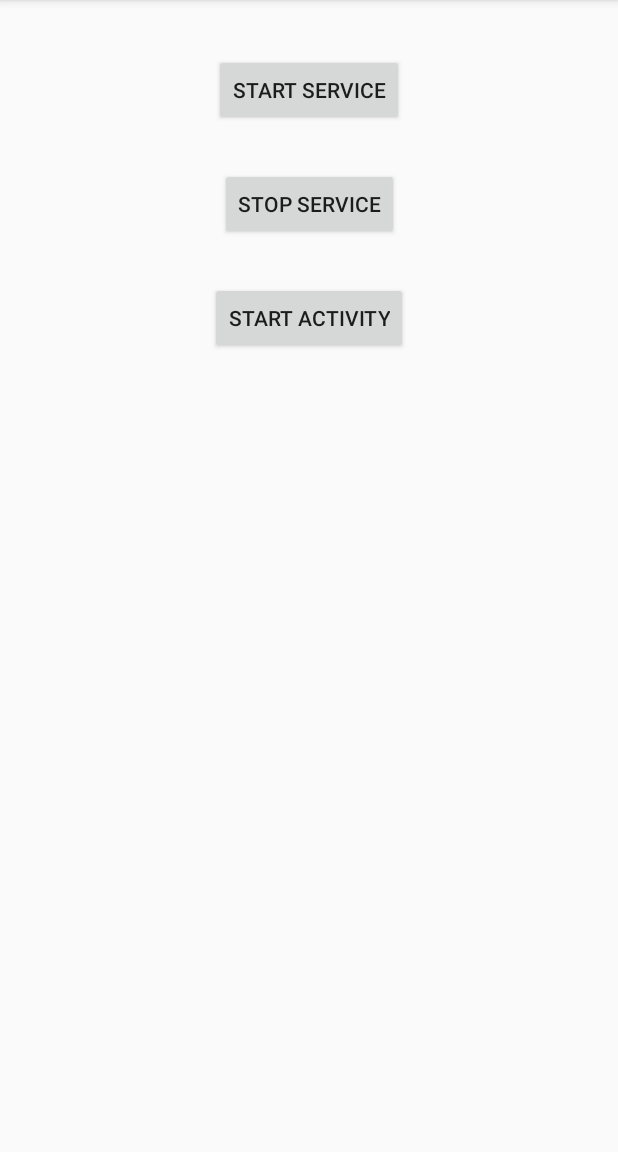
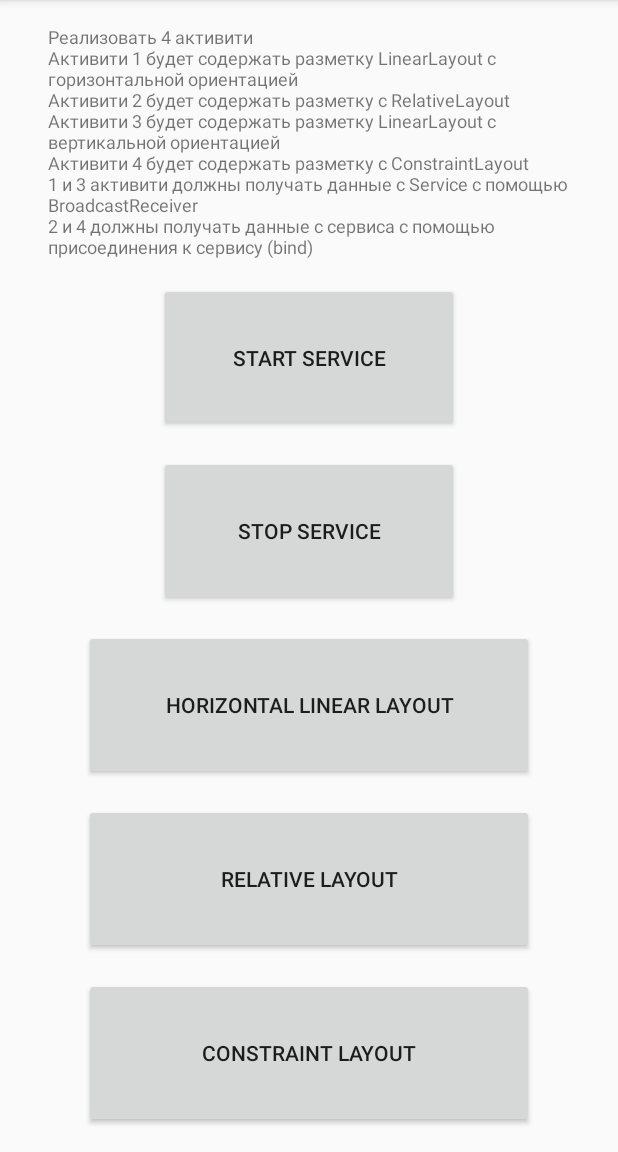
Before and after one commit to alex-sakharov/Layouts, an Android app: the screen it shows after launch (MainActivity before the commit, VerticalLinearLayoutActivity after it), on a phone screen of 412 x 824 dp, the part 84-1236 px from its top. Run offline under Robolectric (Android 15) with nearby library versions, the phone set to English and light mode, and no system bars.

Commit message:
added activities

```diff
--- a/app/build.gradle
+++ b/app/build.gradle
@@ -25,4 +25,5 @@ dependencies {
     testImplementation 'junit:junit:4.12'
     androidTestImplementation 'com.android.support.test:runner:1.0.2'
     androidTestImplementation 'com.android.support.test.espresso:espresso-core:3.0.2'
+    implementation 'org.jetbrains:annotations-java5:15.0'
 }
--- a/app/src/main/java/com/example/lexa/layouts/RandomGeneratorService.java
+++ b/app/src/main/java/com/example/lexa/layouts/RandomGeneratorService.java
@@ -7,6 +7,7 @@ import android.content.IntentFilter;
 import android.os.*;
 import android.support.v4.app.JobIntentService;
 import android.util.Log;
+import org.jetbrains.annotations.NotNull;
 
 import java.lang.ref.WeakReference;
 import java.util.Random;
@@ -16,31 +17,46 @@ import java.util.Random;
  * a service on a separate handler thread.
  */
 public class RandomGeneratorService extends JobIntentService {
-    private static final String ACTION_START = "com.example.lexa.services1.action.START";
-    private static final String ACTION_STOPPED = "com.example.lexa.services1.action.STOPPED";
-    private static final String PARAM_NAME = "com.example.lexa.services1.extra.PARAM_NAME";
+    static final String PARAM_DATA = "com.example.lexa.layouts.extra.PARAM_DATA";
+    static final int MSG_NEW_DATA = 1,
+            MSG_STOP = 2,
+            MSG_WANT_DATA = 3;
 
-//    public static final String ACTION_RECEIVE_DATA = "com.example.lexa.services1.action.RECEIVE_DATA";
-//    public static final String PARAM_RECEIVER_MESSENGER = "com.example.lexa.services1.extra.RECEIVER_MESSENGER";
+    private static final String ACTION_START = "com.example.lexa.layouts.action.START";
+    private static final String ACTION_STOPPED = "com.example.lexa.layouts.action.STOPPED";
+    private static final String ACTION_NEW_DATA = "com.example.lexa.layouts.action.NEW_DATA";
+    private static final String PARAM_NAME = "com.example.lexa.layouts.extra.PARAM_NAME";
+    private static final String TAG = "RandomGeneratorService";
+    private static final int MAX_COUNT = 100;
 
-    static final int MSG_NEW_DATA = 1,
-                     MSG_STOP = 2,
-                     MSG_WANT_DATA = 3;
+    private final Messenger mMessenger;
+    private volatile boolean mNeedStop;
+    private volatile Messenger mReceiverListener;
 
-    private static final String TAG = "RandomGeneratorService";
+    /**
+     * Starts this service to perform action START with the given parameters. If
+     * the service is already performing a task this action will be queued.
+     *
+     * @see IntentService
+     */
+    public static void start(Context context, String name) {
+        Intent intent = newIntent(context);
+        intent.setAction(ACTION_START);
+        intent.putExtra(PARAM_NAME, name);
 
-    private volatile boolean mNeedStop;
-    void setNeedStop() {
-        this.mNeedStop = true;
+        enqueueWork(context, RandomGeneratorService.class, 0, intent);
     }
 
-    private final Messenger mMessenger;
-
-    void setReceiverListener(Messenger receiverListener) {
-        this.mReceiverListener = receiverListener;
+    public static IntentFilter getStoppedServiceIntentFilter() {
+        return new IntentFilter(ACTION_STOPPED);
+    }
+    public static IntentFilter getNewDataIntentFilter() {
+        return new IntentFilter(ACTION_NEW_DATA);
     }
 
-    private volatile Messenger mReceiverListener;
+    static Intent newIntent(Context context) {
+        return new Intent(context, RandomGeneratorService.class);
+    }
 
     public RandomGeneratorService() {
         super();
@@ -60,22 +76,11 @@ public class RandomGeneratorService extends JobIntentService {
         return false;
     }
 
-    /**
-     * Starts this service to perform action START with the given parameters. If
-     * the service is already performing a task this action will be queued.
-     *
-     * @see IntentService
-     */
-    public static void start(Context context, String name) {
-        Intent intent = new Intent(context, RandomGeneratorService.class);
-        intent.setAction(ACTION_START);
-        intent.putExtra(PARAM_NAME, name);
-
-        enqueueWork(context, RandomGeneratorService.class, 0, intent);
+    void setNeedStop() {
+        this.mNeedStop = true;
     }
-
-    static Intent newIntent(Context context) {
-        return new Intent(context, RandomGeneratorService.class);
+    void setReceiverListener(Messenger receiverListener) {
+        this.mReceiverListener = receiverListener;
     }
 
     @Override
@@ -95,7 +100,6 @@ public class RandomGeneratorService extends JobIntentService {
      */
     private void handleActionStart(String name) {
         Random random = new Random();
-        final int MAX_COUNT = 10;
         int count =0;
         while (count < MAX_COUNT) {
             if  (mNeedStop) {
@@ -104,7 +108,12 @@ public class RandomGeneratorService extends JobIntentService {
                 return;
             }
 
-            int data = random.nextInt(10);
+            int data = random.nextInt();
+
+            Intent dataIntent = new Intent(ACTION_NEW_DATA);
+            dataIntent.putExtra(PARAM_DATA, data);
+            sendBroadcast(dataIntent);
+
             if (mReceiverListener != null) {
                 Message msg = Message.obtain(null, MSG_NEW_DATA);
                 msg.obj = data;
@@ -133,10 +142,6 @@ public class RandomGeneratorService extends JobIntentService {
     static class MessageHandler extends Handler {
         private final WeakReference<RandomGeneratorService> mService;
 
-        MessageHandler(RandomGeneratorService service) {
-            mService = new WeakReference<>(service);
-        }
-
         @Override
         public void handleMessage(Message msg) {
             final RandomGeneratorService service = mService.get();
@@ -153,10 +158,11 @@ public class RandomGeneratorService extends JobIntentService {
                     throw new RuntimeException("Unknown message 'what'");
             }
         }
-    }
 
-    public static IntentFilter getStoppedServiceIntentFilter() {
-        return new IntentFilter(ACTION_STOPPED);
+        MessageHandler(RandomGeneratorService service) {
+            mService = new WeakReference<>(service);
+        }
+
     }
 
 }
--- a/app/src/main/java/com/example/lexa/layouts/MainActivity.java
+++ b/app/src/main/java/com/example/lexa/layouts/VerticalLinearLayoutActivity.java
@@ -9,9 +9,9 @@ import android.os.*;
 import android.util.Log;
 import android.view.View;
 
-public class MainActivity extends Activity {
+public class VerticalLinearLayoutActivity extends Activity {
     private Messenger mServiceMessenger;
-    private static final String TAG = "MainActivity";
+    private static final String TAG = "VerticalLinearLayout";
 
     private ServiceConnection mServiceConnection = new ServiceConnection() {
         @Override
@@ -30,7 +30,7 @@ public class MainActivity extends Activity {
     @Override
     protected void onCreate(Bundle savedInstanceState) {
         super.onCreate(savedInstanceState);
-        setContentView(R.layout.activity_main);
+        setContentView(R.layout.vertical_linear);
     }
 
     @Override
@@ -52,10 +52,6 @@ public class MainActivity extends Activity {
         bindService(RandomGeneratorService.newIntent(this), mServiceConnection, Context.BIND_IMPORTANT);
     }
 
-    public void onStartActivityClick(View view) {
-        startActivity(new Intent(this, ReceiverActivity.class));
-    }
-
     public void onStopServiceClick(View view) {
         Message msg = Message.obtain (null, RandomGeneratorService.MSG_STOP);
 
@@ -68,4 +64,15 @@ public class MainActivity extends Activity {
             Log.d(TAG, e.toString());
         }
     }
+
+    public void onStartConstraintLayoutActivityClick(View view) {
+        startActivity(new Intent(this, ConstraintLayoutActivity.class));
+    }
+
+    public void onStartHorizontalLnearLayoutActivityClick(View view) {
+        startActivity(new Intent(this, HorizontalLinearActivity.class));
+    }
+
+    public void onStartRelativeLayoutActivityClick(View view) {
+    }
 }
--- a/app/src/main/res/layout/activity_main.xml
+++ /dev/null
@@ -1,34 +0,0 @@
-<?xml version="1.0" encoding="utf-8"?>
-<android.support.constraint.ConstraintLayout
-        xmlns:android="http://schemas.android.com/apk/res/android"
-        xmlns:tools="http://schemas.android.com/tools"
-        xmlns:app="http://schemas.android.com/apk/res-auto"
-        android:layout_width="match_parent"
-        android:layout_height="match_parent"
-        tools:context=".MainActivity">
-
-    <Button
-            android:text="@string/start_service"
-            android:layout_width="wrap_content"
-            android:layout_height="wrap_content"
-            android:id="@+id/button_start" android:layout_marginTop="36dp"
-            app:layout_constraintTop_toTopOf="parent" app:layout_constraintStart_toStartOf="parent"
-            android:layout_marginStart="8dp" app:layout_constraintEnd_toEndOf="parent" android:layout_marginEnd="8dp"
-            android:gravity="center" android:onClick="onStartServiceClick"/>
-    <Button
-            android:text="@string/start_activity"
-            android:layout_width="wrap_content"
-            android:layout_height="wrap_content"
-            android:id="@+id/button_start_activity" android:layout_marginTop="28dp"
-            app:layout_constraintTop_toBottomOf="@+id/buttonCancel" app:layout_constraintStart_toStartOf="parent"
-            android:layout_marginStart="8dp" app:layout_constraintEnd_toEndOf="parent" android:layout_marginEnd="8dp"
-            android:gravity="center" android:onClick="onStartActivityClick"/>
-    <Button
-            android:text="@string/stop_service"
-            android:layout_width="wrap_content"
-            android:layout_height="wrap_content"
-            android:id="@+id/buttonCancel" android:layout_marginTop="28dp"
-            app:layout_constraintTop_toBottomOf="@+id/button_start" app:layout_constraintStart_toStartOf="parent"
-            android:layout_marginStart="8dp" app:layout_constraintEnd_toEndOf="parent" android:layout_marginEnd="8dp"
-            android:onClick="onStopServiceClick"/>
-</android.support.constraint.ConstraintLayout>
--- a/app/src/main/res/layout/activity_receiver.xml
+++ b/app/src/main/res/layout/constraint_layout.xml
@@ -5,7 +5,7 @@
         xmlns:app="http://schemas.android.com/apk/res-auto"
         android:layout_width="match_parent"
         android:layout_height="match_parent"
-        tools:context=".ReceiverActivity">
+        tools:context=".ConstraintLayoutActivity">
 
     <TextView
             android:layout_width="0dp"
--- /dev/null
+++ b/app/src/main/res/layout/vertical_linear.xml
@@ -0,0 +1,75 @@
+<?xml version="1.0" encoding="utf-8"?>
+<LinearLayout
+    xmlns:android="http://schemas.android.com/apk/res/android"
+        xmlns:tools="http://schemas.android.com/tools"
+        xmlns:app="http://schemas.android.com/apk/res-auto"
+        android:layout_width="match_parent"
+        android:layout_height="match_parent"
+        android:orientation="vertical"
+        tools:context=".VerticalLinearLayoutActivity">
+
+    <TextView
+        android:layout_width="match_parent"
+        android:layout_height="wrap_content"
+        android:layout_gravity="center_horizontal"
+        android:layout_marginEnd="32dp"
+        android:layout_marginStart="32dp"
+        android:layout_marginTop="16dp"
+        android:text="@string/exercise"
+        android:textSize="12sp" />
+    <Button
+        android:id="@+id/button_start_service"
+        android:onClick="onStartServiceClick"
+        android:text="@string/start_service"
+        android:layout_width="200dp"
+        android:layout_height="0dp"
+        android:layout_weight="1"
+        android:layout_gravity="center_horizontal"
+        android:layout_marginTop="16dp"
+        />
+
+    <Button
+        android:id="@+id/button_stop_service"
+        android:onClick="onStopServiceClick"
+        android:text="@string/stop_service"
+        android:layout_width="200dp"
+        android:layout_height="0dp"
+        android:layout_weight="1"
+        android:layout_gravity="center_horizontal"
+        android:layout_marginTop="16dp"
+        />
+
+    <Button
+        android:id="@+id/button_start_horizontal_linear_layout_activity"
+        android:onClick="onStartHorizontalLnearLayoutActivityClick"
+        android:text="@string/horizontal_linear_layout"
+        android:layout_width="300dp"
+        android:layout_height="0dp"
+        android:layout_weight="1"
+        android:layout_gravity="center_horizontal"
+        android:layout_marginTop="16dp"
+        />
+
+    <Button
+        android:id="@+id/button_start_telative_layout_activity"
+        android:onClick="onStartRelativeLayoutActivityClick"
+        android:text="@string/relative_layout"
+        android:layout_width="300dp"
+        android:layout_height="0dp"
+        android:layout_weight="1"
+        android:layout_gravity="center_horizontal"
+        android:layout_marginTop="16dp"
+        />
+
+    <Button
+        android:id="@+id/button_start_constraint_layout_activity"
+        android:onClick="onStartConstraintLayoutActivityClick"
+        android:text="@string/constraint_layout"
+        android:layout_width="300dp"
+        android:layout_height="0dp"
+        android:layout_weight="1"
+        android:layout_gravity="center_horizontal"
+        android:layout_marginTop="16dp"
+        android:layout_marginBottom="16dp"
+        />
+</LinearLayout>
--- a/app/src/main/res/values/strings.xml
+++ b/app/src/main/res/values/strings.xml
@@ -1,6 +1,10 @@
 <resources>
     <string name="app_name">Layouts</string>
     <string name="start_service">Start Service</string>
-    <string name="start_activity">Start activity</string>
     <string name="stop_service">Stop service</string>
+    <string name="constraint_layout">constraint layout</string>
+    <string name="exercise">Реализовать 4 активити\nАктивити 1 будет содержать разметку LinearLayout с горизонтальной ориентацией\nАктивити 2 будет содержать разметку с RelativeLayout\nАктивити 3 будет содержать разметку LinearLayout с вертикальной ориентацией\nАктивити 4 будет содержать разметку с ConstraintLayout\n1 и 3 активити должны получать данные с Service с помощью BroadcastReceiver\n2 и 4 должны получать данные с сервиса с помощью присоединения к сервису (bind)</string>
+    <string name="horizontal_linear_layout">horizontal linear layout</string>
+    <string name="relative_layout">relative layout</string>
+    <string name="title_activity_horizontal_linear">Horizontal Linear</string>
 </resources>
```
Also changed, not shown: app/src/main/AndroidManifest.xml (+12 -7 lines), app/src/main/java/com/example/lexa/layouts/ConstraintLayoutActivity.java (renamed from app/src/main/java/com/example/lexa/layouts/ReceiverActivity.java, +14 -15 lines), app/src/main/java/com/example/lexa/layouts/HorizontalLinearActivity.java (added, +66 -0 lines), app/src/main/java/com/example/lexa/layouts/RelativeLayoutActivity.java (added, +13 -0 lines), app/src/main/res/layout/horizontal_linear.xml (added, +38 -0 lines), app/src/main/res/layout/relative_layout.xml (added, +10 -0 lines), 1 other file.
